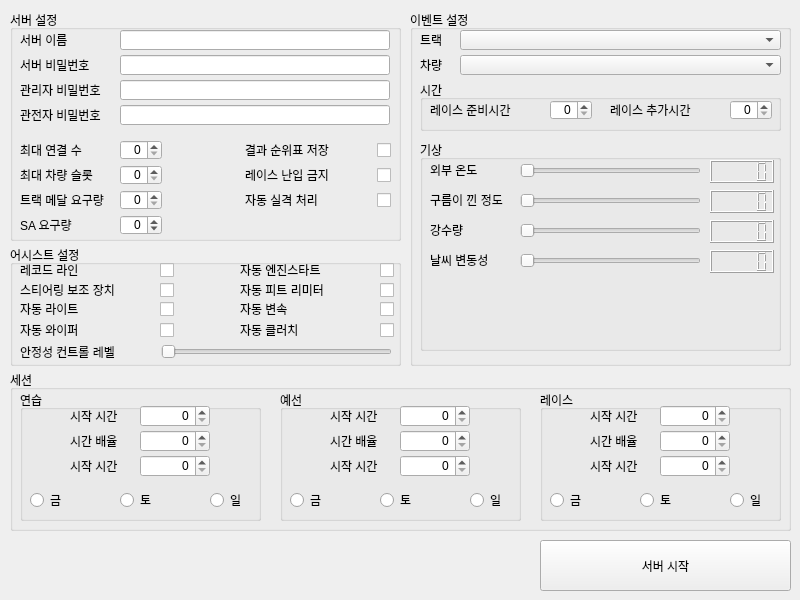
This is ACC_Dedicated_Server_GUI.ui in mhoow6/ACCservermanager as Qt 5 draws it before an edit. The edited form follows.
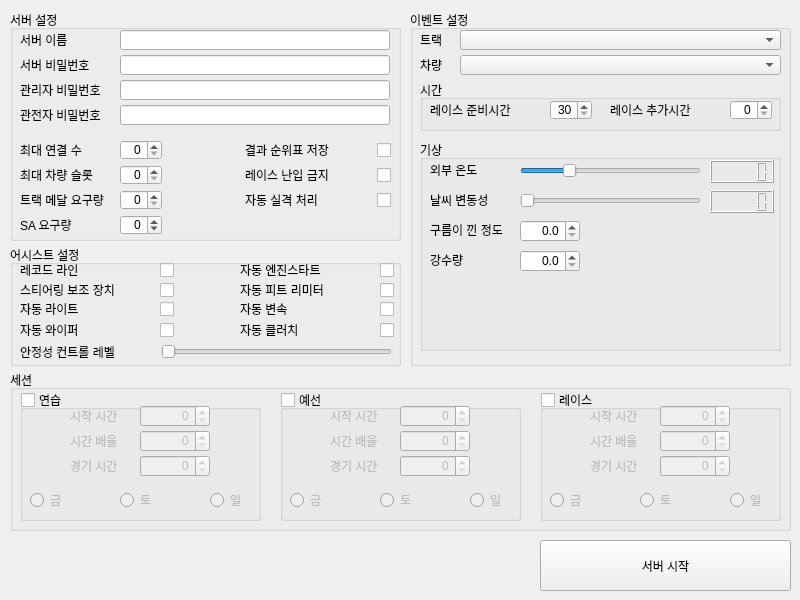
This is the edited form. Icons and pictures are not drawn.

Commit message: cloudlevel, rain 슬라이더가 실수값을 받지 못해서 스핀박스로 수정

The edit to the form file:
```diff
--- a/ACC_Dedicated_Server_GUI.ui
+++ b/ACC_Dedicated_Server_GUI.ui
@@ -440,6 +440,9 @@
       <property name="alignment">
        <set>Qt::AlignRight|Qt::AlignTrailing|Qt::AlignVCenter</set>
       </property>
+      <property name="maximum">
+       <number>180</number>
+      </property>
      </widget>
      <widget class="QSpinBox" name="spinBox_preRaceWaitingTimeSeconds">
       <property name="geometry">
@@ -456,6 +459,12 @@
       <property name="alignment">
        <set>Qt::AlignRight|Qt::AlignTrailing|Qt::AlignVCenter</set>
       </property>
+      <property name="minimum">
+       <number>30</number>
+      </property>
+      <property name="maximum">
+       <number>120</number>
+      </property>
      </widget>
     </widget>
     <widget class="QGroupBox" name="groupBox_weather">
@@ -492,6 +501,18 @@
         <height>23</height>
        </rect>
       </property>
+      <property name="font">
+       <font>
+        <weight>50</weight>
+        <bold>false</bold>
+       </font>
+      </property>
+      <property name="segmentStyle">
+       <enum>QLCDNumber::Filled</enum>
+      </property>
+      <property name="value" stdset="0">
+       <double>0.000000000000000</double>
+      </property>
      </widget>
      <widget class="QSlider" name="horizontalSlider_ambientTemp">
       <property name="geometry">
@@ -502,91 +523,31 @@
         <height>22</height>
        </rect>
       </property>
-      <property name="orientation">
-       <enum>Qt::Horizontal</enum>
+      <property name="minimum">
+       <number>-10</number>
       </property>
-     </widget>
-     <widget class="QLCDNumber" name="lcdNumber_cloudLevel">
-      <property name="geometry">
-       <rect>
-        <x>290</x>
-        <y>50</y>
-        <width>64</width>
-        <height>23</height>
-       </rect>
+      <property name="maximum">
+       <number>30</number>
       </property>
-     </widget>
-     <widget class="QSlider" name="horizontalSlider_cloudLevel">
-      <property name="geometry">
-       <rect>
-        <x>100</x>
-        <y>50</y>
-        <width>181</width>
-        <height>22</height>
-       </rect>
-      </property>
       <property name="orientation">
        <enum>Qt::Horizontal</enum>
       </property>
      </widget>
-     <widget class="QLabel" name="label_cloudLevel">
-      <property name="geometry">
-       <rect>
-        <x>10</x>
-        <y>50</y>
-        <width>100</width>
-        <height>20</height>
-       </rect>
-      </property>
-      <property name="text">
-       <string>구름이 낀 정도 </string>
-      </property>
-     </widget>
-     <widget class="QLabel" name="label_rain">
-      <property name="geometry">
-       <rect>
-        <x>10</x>
-        <y>80</y>
-        <width>100</width>
-        <height>20</height>
-       </rect>
-      </property>
-      <property name="text">
-       <string>강수량 </string>
-      </property>
-     </widget>
-     <widget class="QSlider" name="horizontalSlider_rain">
-      <property name="geometry">
-       <rect>
-        <x>100</x>
-        <y>80</y>
-        <width>181</width>
-        <height>22</height>
-       </rect>
-      </property>
-      <property name="orientation">
-       <enum>Qt::Horizontal</enum>
-      </property>
-     </widget>
-     <widget class="QLCDNumber" name="lcdNumber_rain">
-      <property name="geometry">
-       <rect>
-        <x>290</x>
-        <y>80</y>
-        <width>64</width>
-        <height>23</height>
-       </rect>
-      </property>
-     </widget>
      <widget class="QSlider" name="horizontalSlider_weatherRandomness">
       <property name="geometry">
        <rect>
         <x>100</x>
-        <y>110</y>
+        <y>50</y>
         <width>181</width>
         <height>22</height>
        </rect>
       </property>
+      <property name="maximum">
+       <number>7</number>
+      </property>
+      <property name="pageStep">
+       <number>2</number>
+      </property>
       <property name="orientation">
        <enum>Qt::Horizontal</enum>
       </property>
@@ -595,7 +556,7 @@
       <property name="geometry">
        <rect>
         <x>10</x>
-        <y>110</y>
+        <y>50</y>
         <width>100</width>
         <height>20</height>
        </rect>
@@ -608,12 +569,88 @@
       <property name="geometry">
        <rect>
         <x>290</x>
-        <y>110</y>
+        <y>50</y>
         <width>64</width>
         <height>23</height>
        </rect>
       </property>
      </widget>
+     <widget class="QLabel" name="label_rain">
+      <property name="geometry">
+       <rect>
+        <x>10</x>
+        <y>110</y>
+        <width>100</width>
+        <height>20</height>
+       </rect>
+      </property>
+      <property name="text">
+       <string>강수량 </string>
+      </property>
+     </widget>
+     <widget class="QLabel" name="label_cloudLevel">
+      <property name="geometry">
+       <rect>
+        <x>10</x>
+        <y>80</y>
+        <width>100</width>
+        <height>20</height>
+       </rect>
+      </property>
+      <property name="text">
+       <string>구름이 낀 정도 </string>
+      </property>
+     </widget>
+     <widget class="QDoubleSpinBox" name="doubleSpinBox_cloudLevel">
+      <property name="geometry">
+       <rect>
+        <x>100</x>
+        <y>80</y>
+        <width>60</width>
+        <height>22</height>
+       </rect>
+      </property>
+      <property name="alignment">
+       <set>Qt::AlignRight|Qt::AlignTrailing|Qt::AlignVCenter</set>
+      </property>
+      <property name="readOnly">
+       <bool>false</bool>
+      </property>
+      <property name="decimals">
+       <number>1</number>
+      </property>
+      <property name="maximum">
+       <double>1.000000000000000</double>
+      </property>
+      <property name="singleStep">
+       <double>0.100000000000000</double>
+      </property>
+     </widget>
+     <widget class="QDoubleSpinBox" name="doubleSpinBox_rain">
+      <property name="geometry">
+       <rect>
+        <x>100</x>
+        <y>110</y>
+        <width>60</width>
+        <height>22</height>
+       </rect>
+      </property>
+      <property name="alignment">
+       <set>Qt::AlignRight|Qt::AlignTrailing|Qt::AlignVCenter</set>
+      </property>
+      <property name="readOnly">
+       <bool>false</bool>
+      </property>
+      <property name="decimals">
+       <number>1</number>
+      </property>
+      <property name="maximum">
+       <double>1.000000000000000</double>
+      </property>
+      <property name="singleStep">
+       <double>0.100000000000000</double>
+      </property>
+     </widget>
     </widget>
    </widget>
    <widget class="QPushButton" name="pushButton_start">
@@ -903,6 +940,12 @@
      <property name="title">
       <string>연습</string>
      </property>
+     <property name="checkable">
+      <bool>true</bool>
+     </property>
+     <property name="checked">
+      <bool>false</bool>
+     </property>
      <widget class="QLabel" name="label_practice_hourOfDay">
       <property name="geometry">
        <rect>
@@ -965,7 +1008,7 @@
        </rect>
       </property>
       <property name="text">
-       <string>시작 시간</string>
+       <string>경기 시간</string>
       </property>
      </widget>
      <widget class="QSpinBox" name="spinBox_practice_sessionDurationMinutes">
@@ -1072,6 +1115,12 @@
      <property name="title">
       <string>예선</string>
      </property>
+     <property name="checkable">
+      <bool>true</bool>
+     </property>
+     <property name="checked">
+      <bool>false</bool>
+     </property>
      <widget class="QLabel" name="label_qualify_hourOfDay">
       <property name="geometry">
        <rect>
@@ -1134,7 +1183,7 @@
        </rect>
       </property>
       <property name="text">
-       <string>시작 시간</string>
+       <string>경기 시간</string>
       </property>
      </widget>
      <widget class="QSpinBox" name="spinBox_qualify_sessionDurationMinutes">
@@ -1241,6 +1290,12 @@
      <property name="title">
       <string>레이스</string>
      </property>
+     <property name="checkable">
+      <bool>true</bool>
+     </property>
+     <property name="checked">
+      <bool>false</bool>
+     </property>
      <widget class="QLabel" name="label_race_hourOfDay">
       <property name="geometry">
        <rect>
@@ -1303,7 +1358,7 @@
        </rect>
       </property>
       <property name="text">
-       <string>시작 시간</string>
+       <string>경기 시간</string>
       </property>
      </widget>
      <widget class="QSpinBox" name="spinBox_race_sessionDurationMinutes">
```
Left out of the diff: 35 changed lines with no effect on the pictures. The commit also changes 1 other file.
